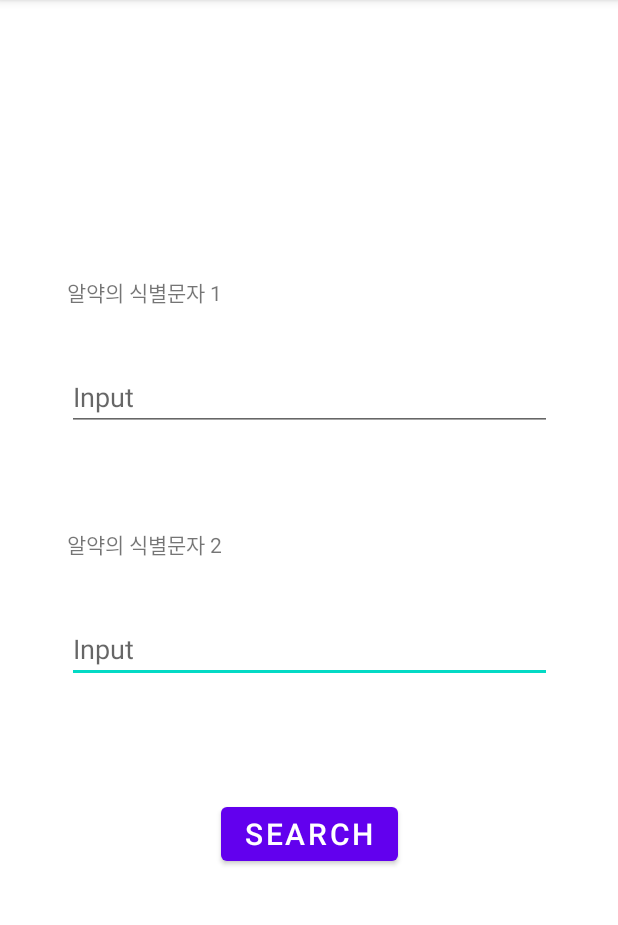
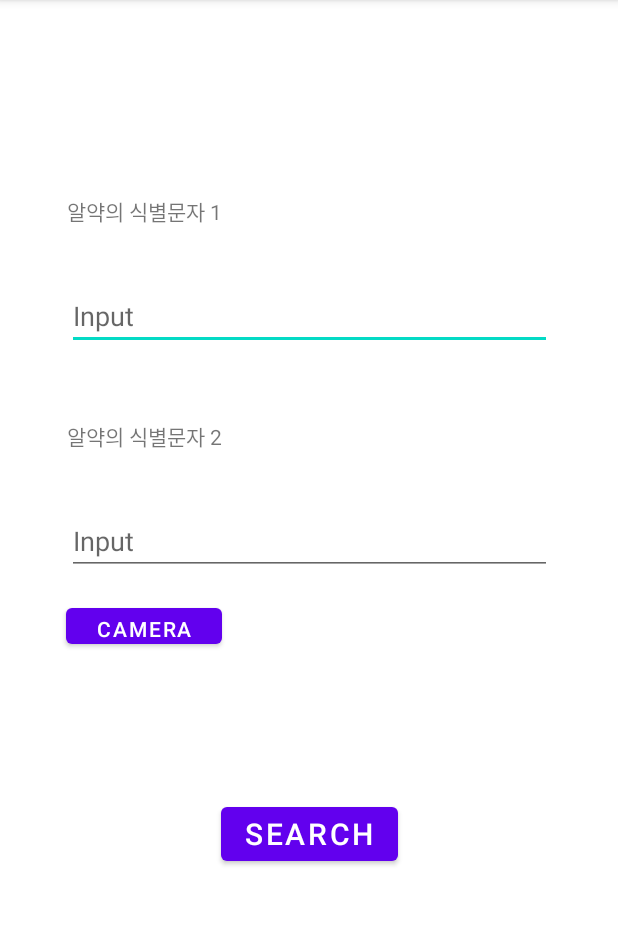
Before and after one commit to Lunacha/Medimate, an Android app: the screen it shows after launch (MainActivity), on a phone screen of 412 x 824 dp, the part 84-1009 px from its top. Run offline under Robolectric (Android 15) with nearby library versions, the phone set to English and light mode, and no system bars.

Commit message:
add Invoking camera

```diff
--- a/Client/medimateapp/app/src/main/AndroidManifest.xml
+++ b/Client/medimateapp/app/src/main/AndroidManifest.xml
@@ -1,7 +1,11 @@
 <?xml version="1.0" encoding="utf-8"?>
 <manifest xmlns:android="http://schemas.android.com/apk/res/android"
     package="com.example.medimateapp">
-
+    <uses-permission android:name="android.permission.CAMERA"/>
+    <uses-permission android:name="android.permission.WRITE_EXTERNAL_STORAGE"/>
+    <uses-permission android:name="android.permission.READ_EXTERNAL_STORAGE"/>
+    <uses-feature android:name="android.hardware.camera2.full"
+        android:required="true"/>
     <application
         android:allowBackup="true"
         android:icon="@mipmap/ic_launcher"
--- a/Client/medimateapp/app/src/main/java/com/example/medimateapp/MainActivity.java
+++ b/Client/medimateapp/app/src/main/java/com/example/medimateapp/MainActivity.java
@@ -1,24 +1,85 @@
 package com.example.medimateapp;
 
+import androidx.annotation.NonNull;
 import androidx.appcompat.app.AppCompatActivity;
+import androidx.core.app.ActivityCompat;
 
+import android.Manifest;
+import android.content.Context;
 import android.content.Intent;
+import android.content.pm.PackageManager;
+import android.graphics.Bitmap;
+import android.hardware.camera2.CameraManager;
+import android.os.Build;
 import android.os.Bundle;
+import android.provider.MediaStore;
+import android.util.Log;
 import android.view.View;
+import android.widget.EditText;
 
-public class MainActivity extends AppCompatActivity
-{
+public class MainActivity extends AppCompatActivity {
+    final String TAG = getClass().getSimpleName();
+    EditText identifier1;
+    EditText identifier2;
 
     @Override
-    protected void onCreate(Bundle savedInstanceState)
-    {
+    protected void onCreate(Bundle savedInstanceState) {
         super.onCreate(savedInstanceState);
         setContentView(R.layout.activity_main);
+
+        if (Build.VERSION.SDK_INT >= Build.VERSION_CODES.M) {
+            if (checkSelfPermission(Manifest.permission.CAMERA) == PackageManager.PERMISSION_GRANTED) {
+                Log.d(TAG, "권한 설정 완료");
+            } else {
+                Log.d(TAG, "권한 설정 요청");
+                requestPermissions(new String[]{Manifest.permission.CAMERA, Manifest.permission.WRITE_EXTERNAL_STORAGE}, 1);
+            }
+        }
+
     }
 
-    public void onClickSearch(View v)
-    {
-        Intent intent = new Intent(this,DrugListActivity.class);
+    public void onClickSearch(View v) {
+
+
+        Intent intent = new Intent(this, DrugListActivity.class);
         startActivity(intent);
     }
+
+    public void onClickCamera(View v) {
+
+        openCamera();
+    }
+
+    private void openCamera()
+    {
+        Intent cameraIntent = new Intent(android.provider.MediaStore.ACTION_IMAGE_CAPTURE);
+        startActivityForResult(cameraIntent, 1);
+    }
+
+    @Override
+    public void onRequestPermissionsResult(int requestCode, @NonNull String[] permissions, @NonNull int[] grantResults) {
+        super.onRequestPermissionsResult(requestCode, permissions, grantResults);
+        Log.d(TAG, "onRequestPermissionsResult");
+        if (grantResults[0] == PackageManager.PERMISSION_GRANTED && grantResults[1] == PackageManager.PERMISSION_GRANTED) {
+            Log.d(TAG, "Permission: " + permissions[0] + "was " + grantResults[0]);
+        }
+    }
+
+    @Override
+    protected void onActivityResult(int requestCode, int resultCode, Intent intent) {
+        super.onActivityResult(requestCode, resultCode, intent);
+
+        switch (requestCode)
+        {
+            case 1:
+                if (resultCode == RESULT_OK && intent.hasExtra("data"))
+                {
+                    Bitmap bitmap = (Bitmap) intent.getExtras().get("data");
+
+                }
+                break;
+        }
+
+
+    }
 }
--- a/Client/medimateapp/app/src/main/res/layout/activity_main.xml
+++ b/Client/medimateapp/app/src/main/res/layout/activity_main.xml
@@ -12,24 +12,24 @@
         android:layout_width="323dp"
         android:layout_height="34dp"
         android:layout_marginStart="44dp"
-        android:layout_marginTop="184dp"
+        android:layout_marginTop="130dp"
         android:layout_marginEnd="44dp"
         android:text="알약의 식별문자 1"
         app:layout_constraintEnd_toEndOf="parent"
         app:layout_constraintStart_toStartOf="parent"
         app:layout_constraintTop_toTopOf="parent" />
 
-    <EditText
-        android:id="@+id/edittext2"
+    <TextView
+        android:id="@+id/textView2"
         android:layout_width="323dp"
-        android:layout_height="wrap_content"
+        android:layout_height="34dp"
         android:layout_marginStart="44dp"
-        android:layout_marginTop="24dp"
+        android:layout_marginTop="280dp"
         android:layout_marginEnd="44dp"
-        android:hint="Input"
+        android:text="알약의 식별문자 2"
         app:layout_constraintEnd_toEndOf="parent"
         app:layout_constraintStart_toStartOf="parent"
-        app:layout_constraintTop_toBottomOf="@+id/textView2" />
+        app:layout_constraintTop_toTopOf="parent" />
 
     <EditText
         android:id="@+id/edittext"
@@ -43,17 +43,17 @@
         app:layout_constraintStart_toStartOf="parent"
         app:layout_constraintTop_toBottomOf="@+id/textView" />
 
-    <TextView
-        android:id="@+id/textView2"
+    <EditText
+        android:id="@+id/edittext2"
         android:layout_width="323dp"
-        android:layout_height="34dp"
+        android:layout_height="wrap_content"
         android:layout_marginStart="44dp"
-        android:layout_marginTop="352dp"
+        android:layout_marginTop="24dp"
         android:layout_marginEnd="44dp"
-        android:text="알약의 식별문자 2"
+        android:hint="Input"
         app:layout_constraintEnd_toEndOf="parent"
         app:layout_constraintStart_toStartOf="parent"
-        app:layout_constraintTop_toTopOf="parent" />
+        app:layout_constraintTop_toBottomOf="@+id/textView2" />
 
     <Button
         android:id="@+id/button"
@@ -69,5 +69,15 @@
         app:layout_constraintStart_toStartOf="parent"
         app:layout_constraintTop_toTopOf="parent" />
 
+    <Button
+        android:layout_width="104dp"
+        android:layout_height="36dp"
+        android:layout_marginStart="44dp"
+        android:layout_marginTop="16dp"
+        android:text="Camera"
+        android:onClick="onClickCamera"
+        app:layout_constraintStart_toStartOf="parent"
+        app:layout_constraintTop_toBottomOf="@+id/edittext2" />
+
 
 </androidx.constraintlayout.widget.ConstraintLayout>
```
